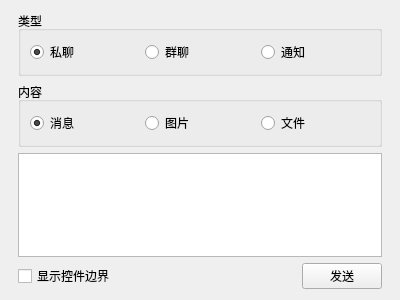
The window that widgets/settings/debugwidget.ui (iwxyi/CatlikeQQ) describes before a commit, drawn with Qt 5.
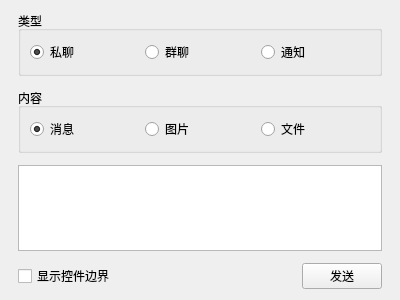
The same window after the commit. Custom widgets are drawn as their Qt base class.

Commit message: 新增远程控制前缀；调整各布局的item spacing

```diff
--- a/widgets/settings/debugwidget.ui
+++ b/widgets/settings/debugwidget.ui
@@ -14,6 +14,9 @@
    <string>Form</string>
   </property>
   <layout class="QVBoxLayout" name="verticalLayout">
+   <property name="spacing">
+    <number>12</number>
+   </property>
    <property name="leftMargin">
     <number>18</number>
    </property>
```
The commit also changes 12 other files.
